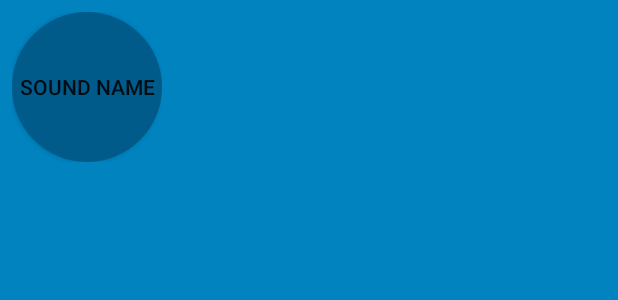
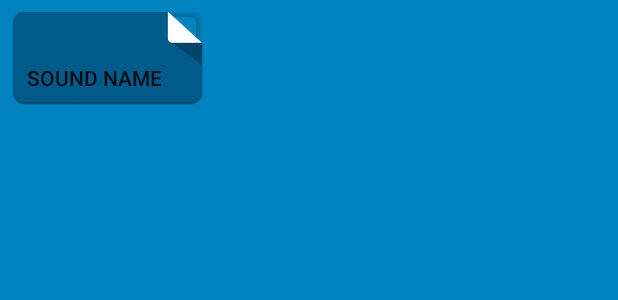
Before and after one commit to cwhxpx/BeatBox, an Android app: the layout list_item_sound.xml on its own in the app's theme, with its tools: preview values and no code run, on a phone screen of 412 x 824 dp. Shown: the top 300 px of the screen. Run offline under Robolectric (Android 15) with nearby library versions, the phone set to English and light mode, and no system bars.

Commit message:
使用.9图片

```diff
--- a/app/src/main/res/drawable/button_beat_box.xml
+++ b/app/src/main/res/drawable/button_beat_box.xml
@@ -1,8 +1,8 @@
 <?xml version="1.0" encoding="utf-8"?>
 <selector xmlns:android="http://schemas.android.com/apk/res/android">
     <item
-        android:drawable="@drawable/button_beat_box_pressed"
+        android:drawable="@drawable/my_ic_button_beat_box_pressed"
         android:state_pressed="true"/>
     <item
-        android:drawable="@drawable/button_beat_box_normal"/>
+        android:drawable="@drawable/my_ic_button_beat_box_default"/>
 </selector>
--- a/app/src/main/res/layout/list_item_sound.xml
+++ b/app/src/main/res/layout/list_item_sound.xml
@@ -9,8 +9,8 @@
     xmlns:android="http://schemas.android.com/apk/res/android"
     xmlns:tools="http://schemas.android.com/tools"
     android:id="@+id/list_item_sound_button"
-    android:layout_width="100dp"
-    android:layout_height="100dp"
+    android:layout_width="match_parent"
+    android:layout_height="match_parent"
     android:layout_gravity="center"
     tools:text="Sound name" />
 </FrameLayout>
```
Also changed, not shown: app/src/main/res/drawable-xxhdpi/my_ic_button_beat_box_default.9.png (added), app/src/main/res/drawable-xxhdpi/my_ic_button_beat_box_pressed.9.png (added).
